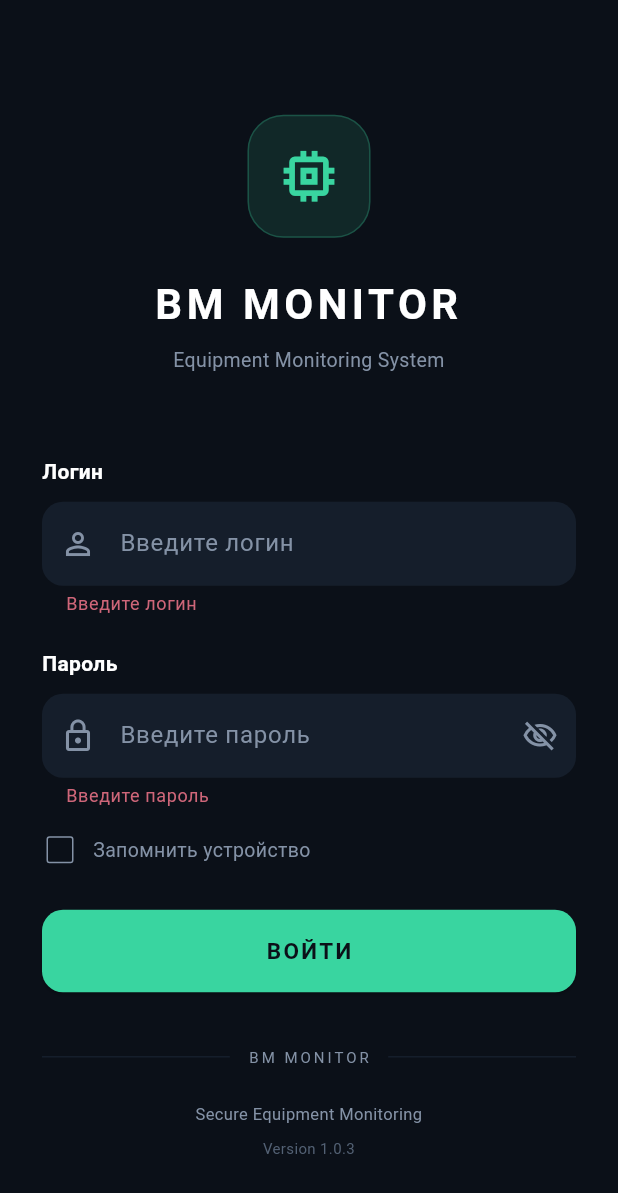
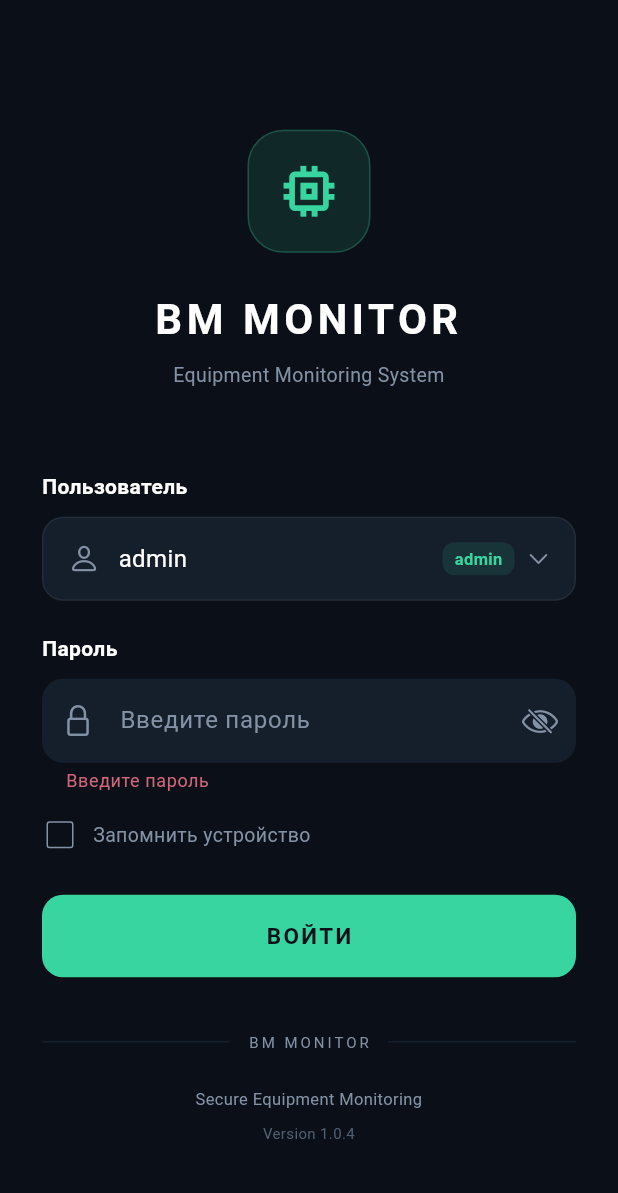
Before and after one commit to Sillikon/Monitorig-orlando, a Flutter app: the screen it shows after launch, after a tap on "ВОЙТИ", on a phone screen of 412 x 824 dp. Shown: the top 1193 px of the screen. Run offline on Flutter 3.47's test engine with Material 3 defaults, Android fonts, the phone set to English and light mode, and no system bars; our stand-ins replace flutter_local_notifications, shared_preferences; missing offline and left inert: mqtt_client; accounts and stored records are empty.

Commit message:
Изменение ввода пользователя на экране входа и исправление работы запомнить меня

```diff
--- /dev/null
+++ b/devtools_options.yaml
@@ -0,0 +1,3 @@
+description: This file stores settings for Dart & Flutter DevTools.
+documentation: https://docs.flutter.dev/tools/devtools/extensions#configure-extension-enablement-states
+extensions:
--- a/lib/screens/login_page.dart
+++ b/lib/screens/login_page.dart
@@ -1,3 +1,4 @@
+import 'package:flutter/cupertino.dart';
 import 'package:flutter/material.dart';
 import '../models/user_model.dart';
 import '../services/storage_service.dart';
@@ -15,16 +16,15 @@ class LoginPage extends StatefulWidget {
 
 class _LoginPageState extends State<LoginPage> {
   final _formKey = GlobalKey<FormState>();
-  final _usernameController = TextEditingController();
   final _passwordController = TextEditingController();
 
+  String _selectedUsername = 'admin';
   bool _obscurePassword = true;
   bool _loading = false;
   bool _rememberDevice = false;
 
   @override
   void dispose() {
-    _usernameController.dispose();
     _passwordController.dispose();
     super.dispose();
   }
@@ -36,13 +36,90 @@ class _LoginPageState extends State<LoginPage> {
   }
 
   Future<void> _checkSavedLogin() async {
-    final saved = await StorageService.instance.read('saved_login');
-    if (saved != null && mounted) {
+    final savedLogin = await StorageService.instance.read('saved_login');
+    final savedPassword =
+        await StorageService.instance.read('saved_password');
+
+    if (!mounted) return;
+
+    if (savedLogin != null && savedPassword != null) {
+      // Ранее входили с включённой галочкой — подставляем всё сразу.
       setState(() {
-        _usernameController.text = saved;
+        _selectedUsername = savedLogin;
+        _passwordController.text = savedPassword;
         _rememberDevice = true;
       });
+    } else {
+      // Галочки не было — оставляем админа по умолчанию.
+      setState(() => _selectedUsername = 'admin');
     }
+  }
+
+  /// iOS-стильный выбор пользователя.
+  void _showUserPicker() {
+    final users = AuthService.users;
+    final brightness = Theme.of(context).brightness;
+
+    showCupertinoModalPopup<void>(
+      context: context,
+      builder: (ctx) => CupertinoTheme(
+        data: CupertinoThemeData(
+          brightness: brightness,
+          primaryColor: accentColor,
+        ),
+        child: CupertinoActionSheet(
+          title: const Text('Выберите пользователя'),
+          actions: [
+            for (final user in users)
+              CupertinoActionSheetAction(
+                onPressed: () {
+                  Navigator.pop(ctx);
+                  setState(() => _selectedUsername = user.username);
+                },
+                child: Row(
+                  mainAxisAlignment: MainAxisAlignment.center,
+                  children: [
+                    Icon(
+                      user.role == UserRole.admin
+                          ? CupertinoIcons.shield_lefthalf_fill
+                          : CupertinoIcons.person,
+                      size: 18,
+                      color: user.role == UserRole.admin
+                          ? accentColor
+                          : secondaryText,
+                    ),
+                    const SizedBox(width: 8),
+                    Text(
+                      user.username,
+                      style: TextStyle(
+                        color: user.username == _selectedUsername
+                            ? accentColor
+                            : null,
+                        fontWeight: user.username == _selectedUsername
+                            ? FontWeight.w600
+                            : FontWeight.w400,
+                      ),
+                    ),
+                    if (user.username == _selectedUsername) ...[
+                      const SizedBox(width: 6),
+                      const Icon(
+                        CupertinoIcons.check_mark,
+                        size: 16,
+                        color: accentColor,
+                      ),
+                    ],
+                  ],
+                ),
+              ),
+          ],
+          cancelButton: CupertinoActionSheetAction(
+            onPressed: () => Navigator.pop(ctx),
+            isDefaultAction: true,
+            child: const Text('Отмена'),
+          ),
+        ),
+      ),
+    );
   }
 
   Future<void> _login() async {
@@ -51,7 +128,7 @@ class _LoginPageState extends State<LoginPage> {
     setState(() => _loading = true);
 
     final user = await AuthService.instance.login(
-      _usernameController.text.trim(),
+      _selectedUsername,
       _passwordController.text,
     );
 
@@ -69,12 +146,12 @@ class _LoginPageState extends State<LoginPage> {
     }
 
     if (_rememberDevice) {
-      await StorageService.instance.save(
-        'saved_login',
-        _usernameController.text.trim(),
-      );
+      await StorageService.instance.save('saved_login', _selectedUsername);
+      await StorageService.instance
+          .save('saved_password', _passwordController.text);
     } else {
       await StorageService.instance.delete('saved_login');
+      await StorageService.instance.delete('saved_password');
     }
 
     Navigator.pushReplacement(
@@ -116,6 +193,12 @@ class _LoginPageState extends State<LoginPage> {
 
   @override
   Widget build(BuildContext context) {
+    final users = AuthService.users;
+    final selectedUser = users.firstWhere(
+      (u) => u.username == _selectedUsername,
+      orElse: () => users.first,
+    );
+
     return DoubleBackExit(
       child: Scaffold(
         body: SafeArea(
@@ -177,24 +260,68 @@ class _LoginPageState extends State<LoginPage> {
                     const SizedBox(height: 55),
 
                     const Text(
-                    'Логин',
+                      'Пользователь',
                       style: TextStyle(fontWeight: FontWeight.w600),
                     ),
 
                     const SizedBox(height: 10),
 
-                  TextFormField(
-                    controller: _usernameController,
-                    decoration: _inputDecoration(
-                      hint: 'Введите логин',
-                      icon: Icons.person_outline,
+                    // Поле выбора пользователя в стиле iOS.
+                    InkWell(
+                      borderRadius: BorderRadius.circular(14),
+                      onTap: _showUserPicker,
+                      child: Container(
+                        height: 56,
+                        padding: const EdgeInsets.symmetric(horizontal: 16),
+                        decoration: BoxDecoration(
+                          color: cardColor,
+                          borderRadius: BorderRadius.circular(14),
+                          border: Border.all(
+                            color: Colors.white.withValues(alpha: 0.06),
                           ),
-                    validator: (value) {
-                      if (value == null || value.trim().isEmpty) {
-                        return 'Введите логин';
-                      }
-                      return null;
-                    },
+                        ),
+                        child: Row(
+                          children: [
+                            Icon(
+                              CupertinoIcons.person,
+                              color: secondaryText,
+                              size: 22,
+                            ),
+                            const SizedBox(width: 12),
+                            Expanded(
+                              child: Text(
+                                selectedUser.username,
+                                style: const TextStyle(fontSize: 16),
+                              ),
+                            ),
+                            if (selectedUser.role == UserRole.admin)
+                              Container(
+                                padding: const EdgeInsets.symmetric(
+                                  horizontal: 8,
+                                  vertical: 3,
+                                ),
+                                decoration: BoxDecoration(
+                                  color: accentColor.withValues(alpha: 0.12),
+                                  borderRadius: BorderRadius.circular(8),
+                                ),
+                                child: const Text(
+                                  'admin',
+                                  style: TextStyle(
+                                    color: accentColor,
+                                    fontSize: 11,
+                                    fontWeight: FontWeight.w600,
+                                  ),
+                                ),
+                              ),
+                            const SizedBox(width: 8),
+                            const Icon(
+                              CupertinoIcons.chevron_down,
+                              color: secondaryText,
+                              size: 16,
+                            ),
+                          ],
+                        ),
+                      ),
                     ),
 
                     const SizedBox(height: 22),
@@ -211,7 +338,7 @@ class _LoginPageState extends State<LoginPage> {
                       obscureText: _obscurePassword,
                       decoration: _inputDecoration(
                         hint: 'Введите пароль',
-                      icon: Icons.lock_outline,
+                        icon: CupertinoIcons.lock,
                         suffix: IconButton(
                           onPressed: () {
                             setState(() {
@@ -220,8 +347,8 @@ class _LoginPageState extends State<LoginPage> {
                           },
                           icon: Icon(
                             _obscurePassword
-                              ? Icons.visibility_off_outlined
-                              : Icons.visibility_outlined,
+                                ? CupertinoIcons.eye_slash
+                                : CupertinoIcons.eye,
                             color: secondaryText,
                           ),
                         ),
@@ -330,7 +457,7 @@ class _LoginPageState extends State<LoginPage> {
                     const SizedBox(height: 8),
 
                     const Text(
-                    'Version 1.0.3',
+                      'Version 1.0.4',
                       textAlign: TextAlign.center,
                       style: TextStyle(
                         color: Color(0xFF536174),
--- a/lib/screens/settings_page.dart
+++ b/lib/screens/settings_page.dart
@@ -162,7 +162,7 @@ class _SettingsPageState extends State<SettingsPage> {
             Divider(height: 1, color: Colors.white10),
             _InfoTile(
               icon: Icons.verified_outlined,
-              text: 'Версия 1.0.3',
+              text: 'Версия 1.0.4',
             ),
             Divider(height: 1, color: Colors.white10),
             _InfoTile(
--- a/lib/services/storage_service.dart
+++ b/lib/services/storage_service.dart
@@ -1,20 +1,32 @@
+import 'package:shared_preferences/shared_preferences.dart';
+
 /// Сервис локального хранения (токены, настройки).
 ///
-/// Данные держатся в памяти и пропадают при перезапуске.
-/// Позже заменить на shared_preferences / hive.
+/// Данные сохраняются через SharedPreferences и переживают
+/// перезапуск приложения.
 class StorageService {
   StorageService._();
   static final StorageService instance = StorageService._();
 
-  final Map<String, String> _memory = {};
+  SharedPreferences? _prefs;
+
+  Future<SharedPreferences> get _storage async {
+    _prefs ??= await SharedPreferences.getInstance();
+    return _prefs!;
+  }
 
   Future<void> save(String key, String value) async {
-    _memory[key] = value;
+    final prefs = await _storage;
+    await prefs.setString(key, value);
   }
 
-  Future<String?> read(String key) async => _memory[key];
+  Future<String?> read(String key) async {
+    final prefs = await _storage;
+    return prefs.getString(key);
+  }
 
   Future<void> delete(String key) async {
-    _memory.remove(key);
+    final prefs = await _storage;
+    await prefs.remove(key);
   }
 }
--- a/pubspec.yaml
+++ b/pubspec.yaml
@@ -32,6 +32,7 @@ dependencies:
     sdk: flutter
   mqtt_client: ^10.8.0
   flutter_local_notifications: ^17.2.3
+  shared_preferences: ^2.2.2
 
   # The following adds the Cupertino Icons font to your application.
   # Use with the CupertinoIcons class for iOS style icons.
```
Also changed, not shown: pubspec.lock, 1 other file. Lines whose indentation alone changed are shown as unchanged.
